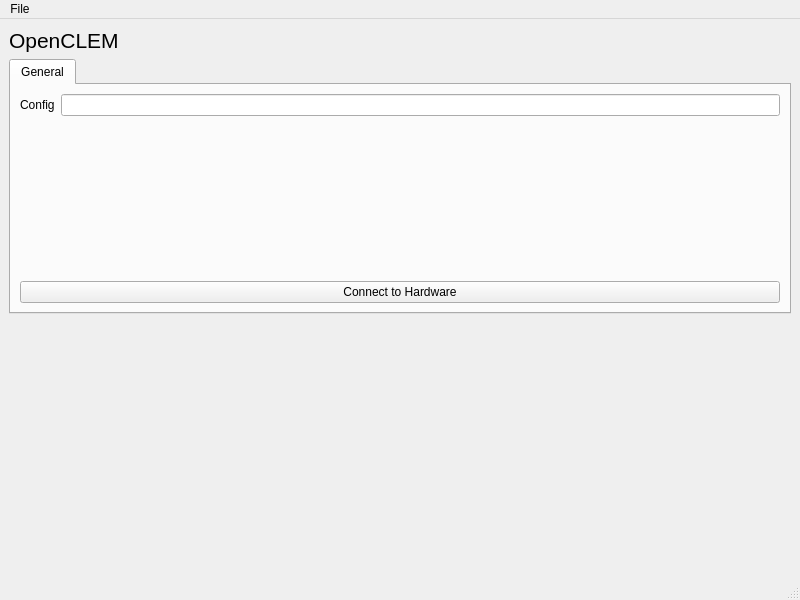
The window that openclem/ui/qt/CLEMUI.ui (DeMarcoLab/openCLEM) describes before a commit, drawn with Qt 5.
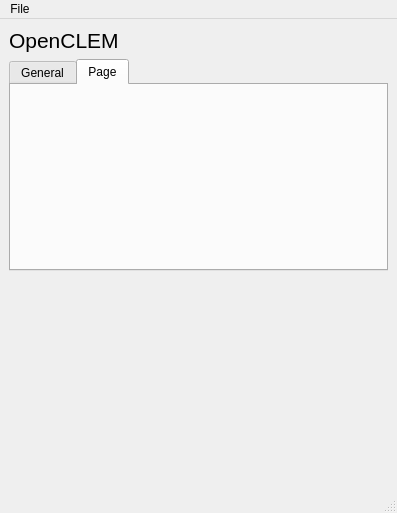
The same window after the commit.

Commit message: [FEAT] LightMicroscope (#7)

What changed in the file:
```diff
--- a/openclem/ui/qt/CLEMUI.ui
+++ b/openclem/ui/qt/CLEMUI.ui
@@ -6,8 +6,8 @@
    <rect>
     <x>0</x>
     <y>0</y>
-    <width>800</width>
-    <height>600</height>
+    <width>397</width>
+    <height>513</height>
    </rect>
   </property>
   <property name="windowTitle">
@@ -30,7 +30,7 @@
     <item row="1" column="0">
      <widget class="QTabWidget" name="tabWidget">
       <property name="currentIndex">
-       <number>0</number>
+       <number>1</number>
       </property>
       <widget class="QWidget" name="tab_general">
        <attribute name="title">
@@ -66,6 +66,12 @@
         </item>
        </layout>
       </widget>
+      <widget class="QWidget" name="tab">
+       <attribute name="title">
+        <string>Page</string>
+       </attribute>
+       <layout class="QGridLayout" name="gridLayout_microscope"/>
+      </widget>
      </widget>
     </item>
     <item row="2" column="0">
@@ -88,7 +94,7 @@
     <rect>
      <x>0</x>
      <y>0</y>
-     <width>800</width>
+     <width>397</width>
      <height>20</height>
     </rect>
    </property>
```
The commit also changes 25 other files.
